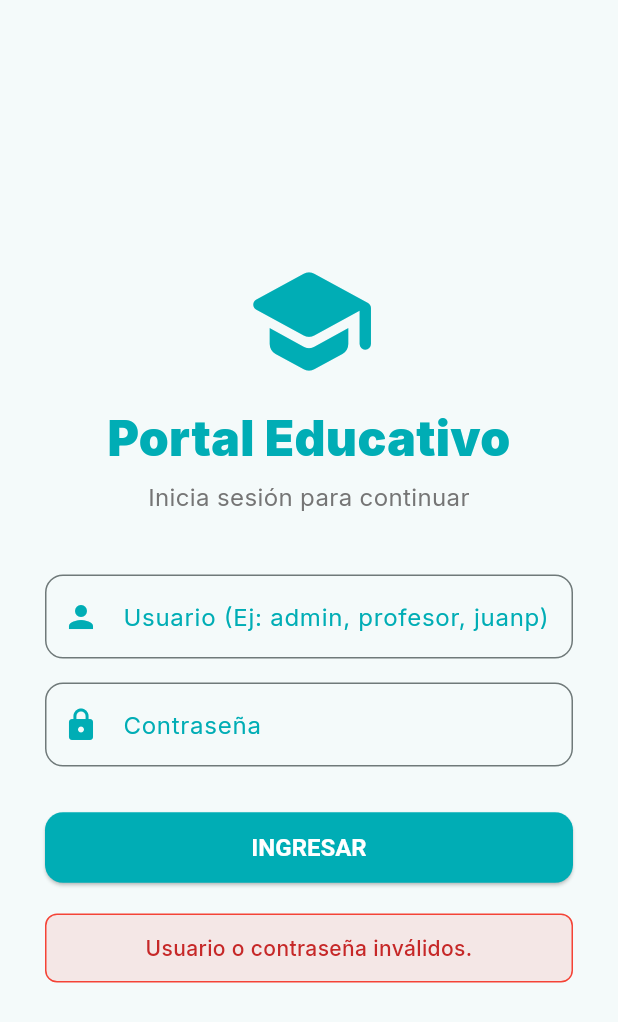
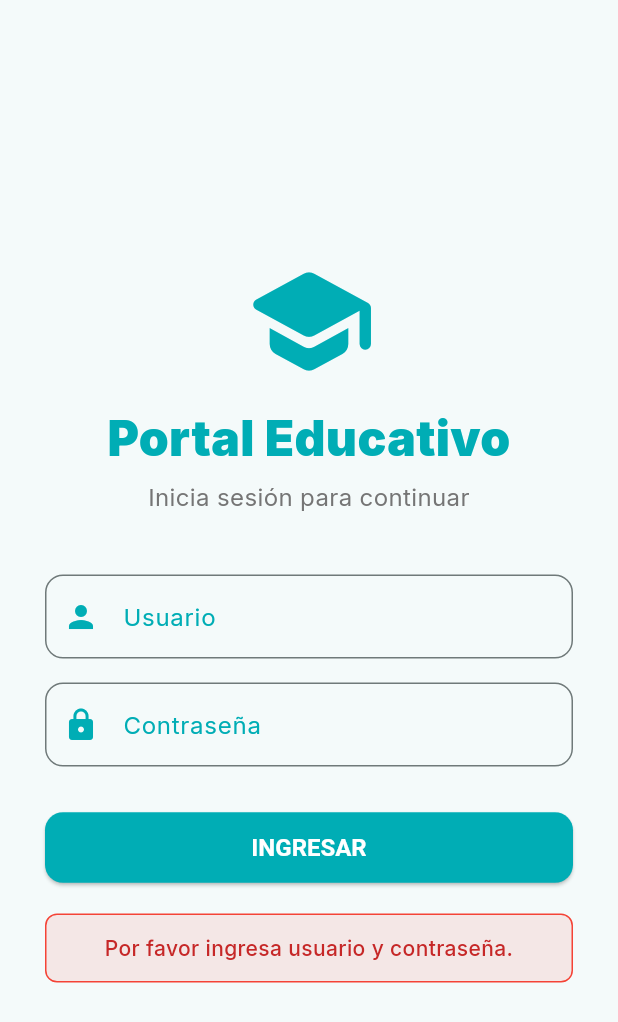
Before and after one commit to joshua971020/ProtEscuela, a Flutter app: the screen it shows after launch, after a tap on the "logout" icon, after a tap on "INGRESAR", on a phone screen of 412 x 824 dp. Shown: the top 1022 px of the screen. Run offline on Flutter 3.47's test engine with Material 3 defaults, Android fonts, the light colour scheme and no system bars; our stand-ins replace google_fonts, table_calendar.

Commit message:
Flujo de usuarios y roles

```diff
--- a/escuelagemini/lib/screens/login_page.dart
+++ b/escuelagemini/lib/screens/login_page.dart
@@ -1,6 +1,10 @@
+import 'dart:convert';
 import 'package:flutter/material.dart';
 import 'package:google_fonts/google_fonts.dart';
-import 'dashboard_page.dart'; // Asegúrate de que este archivo exista
+import 'package:http/http.dart' as http;
+import 'dashboard_page.dart';
+import 'dashboard_alumno_page.dart';
+
 
 class LoginPage extends StatefulWidget {
   const LoginPage({super.key});
@@ -13,48 +17,88 @@ class _LoginPageState extends State<LoginPage> {
   final _usernameController = TextEditingController();
   final _passwordController = TextEditingController();
   String _message = '';
+  bool _loading = false;
 
-  // *** Lógica de Autenticación Simulada para Visualización ***
-  // Reemplazar con la llamada a ApiService cuando esté lista.
   Future<void> _login() async {
-    final username = _usernameController.text;
-    final password = _passwordController.text;
+    final nickname = _usernameController.text.trim();
+    final pass = _passwordController.text.trim();
 
-    // Simulación de roles y credenciales (admin, profesor, estudiante)
-    final Map<String, String> simulatedUsers = {
-      'admin': 'admin', // Role: admin, ID: 4
-      'profesor': 'profesor', // Role: teacher, ID: 3
-      'juanp': 'juanp', // Role: student, ID: 1
-    };
+    if (nickname.isEmpty || pass.isEmpty) {
+      setState(() {
+        _message = 'Por favor ingresa usuario y contraseña.';
+      });
+      return;
+    }
 
-    String role = '';
-    String userId = '';
+    setState(() {
+      _loading = true;
+      _message = '';
+    });
 
-    if (simulatedUsers.containsKey(username) && simulatedUsers[username] == password) {
-      if (username == 'admin') {
-        role = 'admin';
-        userId = '4';
-      } else if (username == 'profesor') {
-        role = 'teacher';
-        userId = '3';
+    try {
+      final response = await http.post(
+        Uri.parse('https://escolar-production-c025.up.railway.app/usuarios/login'),
+        headers: {'Content-Type': 'application/json'},
+        body: jsonEncode({
+          'nickname': nickname,
+          'pass': pass,
+        }),
+      );
+
+      final data = jsonDecode(response.body);
+      setState(() => _loading = false);
+
+      if (response.statusCode == 200 && data['ok'] == true) {
+        final usuario = data['usuario'];
+final rol = int.tryParse(usuario['rol'].toString()) ?? 0; // 👈 convierte a entero
+String rolString = '';
+
+switch (rol) {
+  case 1:
+    rolString = 'student';
+    break;
+  case 2:
+    rolString = 'teacher';
+    break;
+  case 3:
+    rolString = 'admin';
+    break;
+  default:
+    rolString = 'unknown';
+}
+
+
+        // Redirigir según el rol
+if (rol == 1) {
+  Navigator.pushReplacement(
+    context,
+    MaterialPageRoute(
+      builder: (context) => DashboardAlumnoPage(
+        nombre: usuario['nombre'], // 👈 pasa el nombre real
+      ),
+    ),
+  );
+} else {
+  Navigator.pushReplacement(
+    context,
+    MaterialPageRoute(
+      builder: (context) => DashboardPage(
+        userRole: rolString,
+        userId: usuario['id'].toString(),
+      ),
+    ),
+  );
+}
+
       } else {
-        role = 'student';
-        userId = '1';
+        setState(() {
+          _message = data['error'] ?? 'Usuario o contraseña incorrectos.';
+        });
       }
-
-      // Simular un pequeño retraso para una experiencia de usuario realista
-      await Future.delayed(const Duration(milliseconds: 500));
-
-      // Navega al dashboard si el login es exitoso
-      Navigator.pushReplacement(
-        context,
-        MaterialPageRoute(
-          builder: (context) => DashboardPage(userRole: role, userId: userId),
-        ),
-      );
-    } else {
+    } catch (e) {
       setState(() {
-        _message = 'Usuario o contraseña inválidos.';
+        _loading = false;
+        _message = 'Error de conexión con el servidor.';
       });
     }
   }
@@ -72,15 +116,11 @@ class _LoginPageState extends State<LoginPage> {
             mainAxisAlignment: MainAxisAlignment.center,
             crossAxisAlignment: CrossAxisAlignment.stretch,
             children: <Widget>[
-              // Icono Grande y Llamativo
-              Icon(
-                Icons.school_rounded,
-                size: 90,
-                color: primaryColor,
-              ),
+              // Icono
+              Icon(Icons.school_rounded, size: 90, color: primaryColor),
               const SizedBox(height: 10),
 
-              // Título Estilizado
+              // Título
               Text(
                 'Portal Educativo',
                 textAlign: TextAlign.center,
@@ -101,12 +141,12 @@ class _LoginPageState extends State<LoginPage> {
               ),
               const SizedBox(height: 40),
 
-              // Campo de Usuario
+              // Usuario
               TextFormField(
                 controller: _usernameController,
                 style: GoogleFonts.inter(),
                 decoration: InputDecoration(
-                  labelText: 'Usuario (Ej: admin, profesor, juanp)',
+                  labelText: 'Usuario',
                   labelStyle: GoogleFonts.inter(color: primaryColor),
                   border: OutlineInputBorder(
                     borderRadius: BorderRadius.circular(12),
@@ -121,7 +161,7 @@ class _LoginPageState extends State<LoginPage> {
               ),
               const SizedBox(height: 16),
 
-              // Campo de Contraseña
+              // Contraseña
               TextFormField(
                 controller: _passwordController,
                 obscureText: true,
@@ -142,15 +182,25 @@ class _LoginPageState extends State<LoginPage> {
               ),
               const SizedBox(height: 30),
 
-              // Botón de Iniciar Sesión (aprovecha el estilo de main.dart)
+              // Botón de login
               ElevatedButton(
-                onPressed: _login,
-                child: const Text('INGRESAR'),
+                onPressed: _loading ? null : _login,
+                style: ElevatedButton.styleFrom(
+                  padding: const EdgeInsets.symmetric(vertical: 14),
+                  shape: RoundedRectangleBorder(
+                    borderRadius: BorderRadius.circular(12),
+                  ),
+                ),
+                child: _loading
+                    ? const CircularProgressIndicator(color: Colors.white)
+                    : const Text(
+                        'INGRESAR',
+                        style: TextStyle(fontSize: 16, fontWeight: FontWeight.bold),
+                      ),
               ),
-
               const SizedBox(height: 20),
 
-              // Mensaje de Error
+              // Mensaje de error
               if (_message.isNotEmpty)
                 Container(
                   padding: const EdgeInsets.all(12),
@@ -161,7 +211,10 @@ class _LoginPageState extends State<LoginPage> {
                   ),
                   child: Text(
                     _message,
-                    style: GoogleFonts.inter(color: Colors.red.shade800, fontWeight: FontWeight.w500),
+                    style: GoogleFonts.inter(
+                      color: Colors.red.shade800,
+                      fontWeight: FontWeight.w500,
+                    ),
                     textAlign: TextAlign.center,
                   ),
                 ),
```
Also changed, not shown: escuelagemini/lib/screens/dashboard_alumno_page.dart (added, +307 -0 lines).
